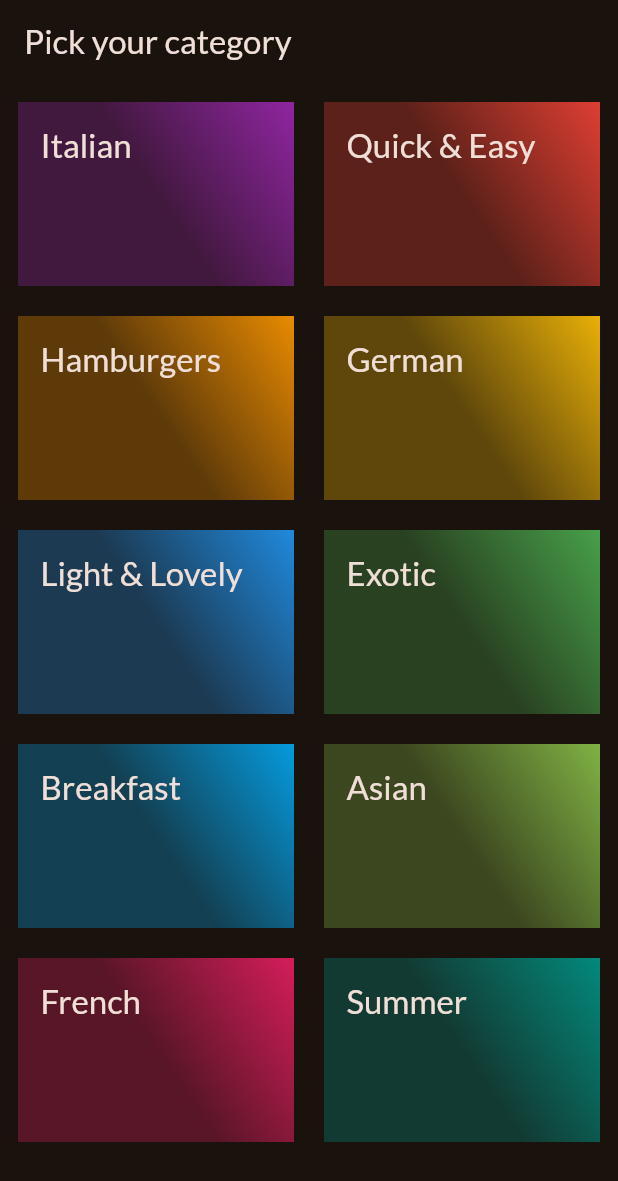
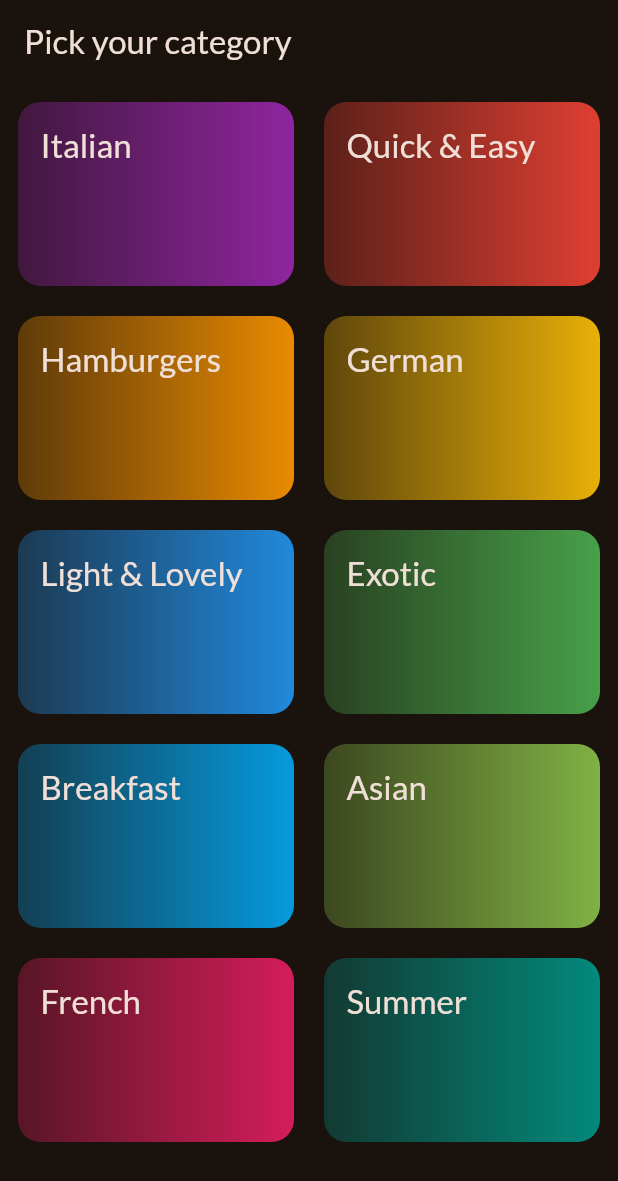
Before and after one commit to shubh-37/meals_app, a Flutter app: the screen it shows after launch, on a phone screen of 412 x 824 dp. Shown: the top 1181 px of the screen. Run offline on Flutter 3.47's test engine with Material 3 defaults, Android fonts, the phone set to English and light mode, and no system bars; our stand-ins replace google_fonts.

Commit message:
added border radius and made the widget tappable

```diff
--- a/lib/widgets/category_grid_view_item.dart
+++ b/lib/widgets/category_grid_view_item.dart
@@ -7,19 +7,25 @@ class CategoryGridViewItem extends StatelessWidget {
   final Category category;
   @override
   Widget build(BuildContext context) {
-    return Container(
+    return InkWell(
+      onTap: () {},
+      splashColor: Theme.of(context).primaryColor,
+      borderRadius: BorderRadius.circular(15),
+      child: Container(
         padding: const EdgeInsets.all(15),
         decoration: BoxDecoration(
+          borderRadius: BorderRadius.circular(15),
           gradient: LinearGradient(colors: [
             category.color.withOpacity(0.3),
             category.color.withOpacity(0.9)
-        ], begin: Alignment.center, end: Alignment.topRight),
+          ], begin: Alignment.topLeft, end: Alignment.topRight),
         ),
         child: Text(category.title,
             style: Theme.of(context)
                 .textTheme
                 .titleLarge!
                 .copyWith(color: Theme.of(context).colorScheme.onBackground)),
+      ),
     );
   }
 }
```
Lines whose indentation alone changed are shown as unchanged.
